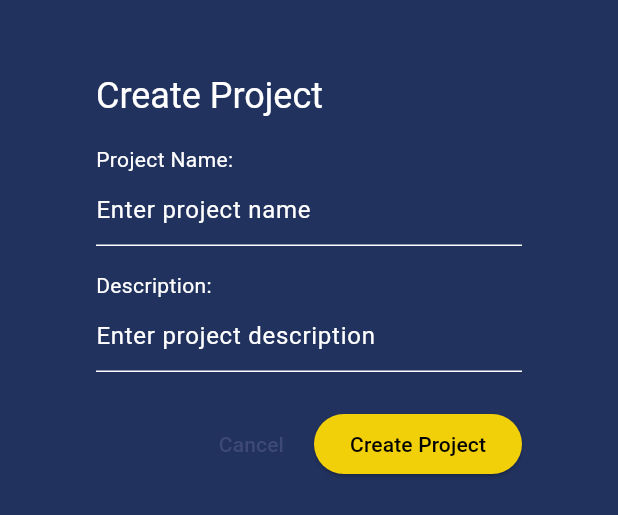
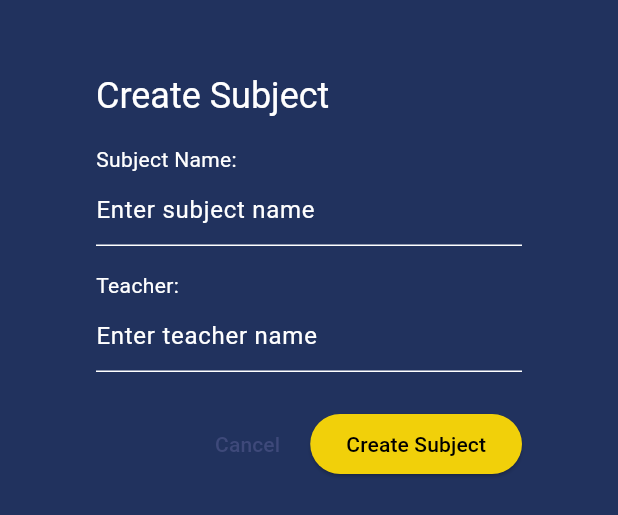
Before and after one commit to fikiap23/taskplus, a Flutter app: the CreateProjectDialog widget shown alone on an empty page, opened directly, on a phone screen of 412 x 824 dp. Shown: the top 515 px of the screen. Run offline on Flutter 3.47's test engine with Material 3 defaults, Android fonts, the phone set to English and light mode, and no system bars; our stand-ins replace date_picker_timeline, google_fonts, image_picker, shared_preferences; accounts and stored records are empty.

Commit message:
add create subject

```diff
--- a/lib/screens/Home/create_project_dialog.dart
+++ b/lib/screens/Home/create_project_dialog.dart
@@ -1,34 +1,32 @@
-// create_project_dialog.dart
-
 import 'package:flutter/material.dart';
+import 'package:taskplus/services/subject_service.dart';
+// Sesuaikan dengan path yang sesuai
 
 class CreateProjectDialog extends StatelessWidget {
-  final TextEditingController projectNameController = TextEditingController();
-  final TextEditingController projectDescriptionController =
-      TextEditingController();
+  final TextEditingController subjectNameController = TextEditingController();
+  final TextEditingController teacherNameController = TextEditingController();
 
   @override
   Widget build(BuildContext context) {
     return SingleChildScrollView(
       child: AlertDialog(
-        title: Text('Create Project'),
+        title: Text('Create Subject'),
         content: Container(
           width: double.maxFinite,
           child: Column(
             mainAxisSize: MainAxisSize.min,
             crossAxisAlignment: CrossAxisAlignment.start,
             children: [
-              Text('Project Name:'),
+              Text('Subject Name:'),
               TextField(
-                controller: projectNameController,
-                decoration: InputDecoration(hintText: 'Enter project name'),
+                controller: subjectNameController,
+                decoration: InputDecoration(hintText: 'Enter subject name'),
               ),
               SizedBox(height: 16),
-              Text('Description:'),
+              Text('Teacher:'),
               TextField(
-                controller: projectDescriptionController,
-                decoration:
-                    InputDecoration(hintText: 'Enter project description'),
+                controller: teacherNameController,
+                decoration: InputDecoration(hintText: 'Enter teacher name'),
               ),
             ],
           ),
@@ -41,18 +39,38 @@ class CreateProjectDialog extends StatelessWidget {
             child: Text('Cancel'),
           ),
           ElevatedButton(
-            onPressed: () {
-              // Implement your logic for creating the project
-              String projectName = projectNameController.text;
-              String projectDescription = projectDescriptionController.text;
+            onPressed: () async {
+              // Implement your logic for creating the subject
+              String subjectName = subjectNameController.text;
+              String teacherName = teacherNameController.text;
 
-              // Process the project details as needed
-              print('Project Name: $projectName');
-              print('Description: $projectDescription');
+              // Create a map with subject details
+              Map<String, dynamic> subjectData = {
+                'name': subjectName,
+                'dosen': teacherName,
+                // Add other subject details as needed
+              };
+
+              // Create an instance of SubjectService
+              SubjectService subjectService = SubjectService();
+
+              // Call the createSubject method
+              Map<String, dynamic>? result =
+                  await subjectService.createSubject(subjectData);
+
+              if (result != null) {
+                // Successful subject creation
+                print('Subject created successfully: $result');
+                // Perform any additional actions or update UI as needed
+              } else {
+                // Handle subject creation failure
+                print('Subject creation failed');
+                // Display an error message or perform other actions
+              }
 
               Navigator.of(context).pop(); // Close the dialog
             },
-            child: Text('Create Project'),
+            child: Text('Create Subject'),
           ),
         ],
       ),
--- a/lib/screens/Home/home_screen.dart
+++ b/lib/screens/Home/home_screen.dart
@@ -3,7 +3,7 @@ import 'package:google_fonts/google_fonts.dart';
 import 'package:taskplus/controllers/home_controller.dart';
 import 'package:taskplus/screens/Home/create_project_dialog.dart';
 import 'package:taskplus/screens/Home/overview_scroll.dart';
-import 'package:taskplus/screens/Home/progress_card.dart';
+import 'package:taskplus/screens/Home/subject_card.dart';
 import 'package:taskplus/common/widgets/drawer_menu.dart';
 
 class HomeScreen extends StatefulWidget {
@@ -112,24 +112,24 @@ class _HomeScreenState extends State<HomeScreen> {
                                 },
                               );
                             },
-                            child: Text("Create Project"),
+                            child: Text("Create Subject"),
                           ),
                         ],
                       ),
-                      ProgressCard(
-                        ProjectName: "Project",
+                      SubjectCard(
+                        ProjectName: "Subject",
                         CompletedPercent: 30,
                       ),
-                      ProgressCard(
-                        ProjectName: "Project",
+                      SubjectCard(
+                        ProjectName: "Subject",
                         CompletedPercent: 30,
                       ),
-                      ProgressCard(
-                        ProjectName: "Project",
+                      SubjectCard(
+                        ProjectName: "Subject",
                         CompletedPercent: 30,
                       ),
-                      ProgressCard(
-                        ProjectName: "Project",
+                      SubjectCard(
+                        ProjectName: "Subject",
                         CompletedPercent: 30,
                       ),
                     ],
--- a/lib/screens/Home/progress_card.dart
+++ b/lib/screens/Home/subject_card.dart
@@ -1,8 +1,8 @@
 import 'package:flutter/material.dart';
 import 'package:google_fonts/google_fonts.dart';
 
-class ProgressCard extends StatelessWidget {
-  ProgressCard(
+class SubjectCard extends StatelessWidget {
+  SubjectCard(
       {Key? key, required this.ProjectName, required this.CompletedPercent})
       : super(key: key);
   late String ProjectName;
```
Also changed, not shown: lib/screens/Tasks/tasks_screen.dart (+5 -5 lines), lib/services/subject_service.dart (added, +72 -0 lines).
